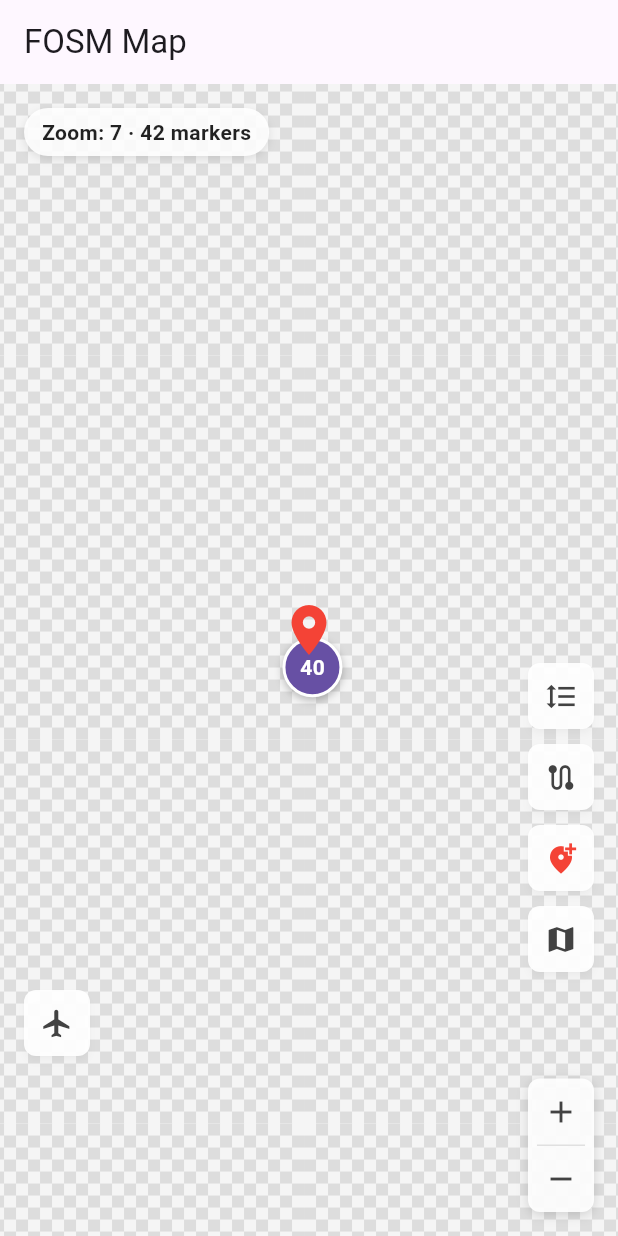
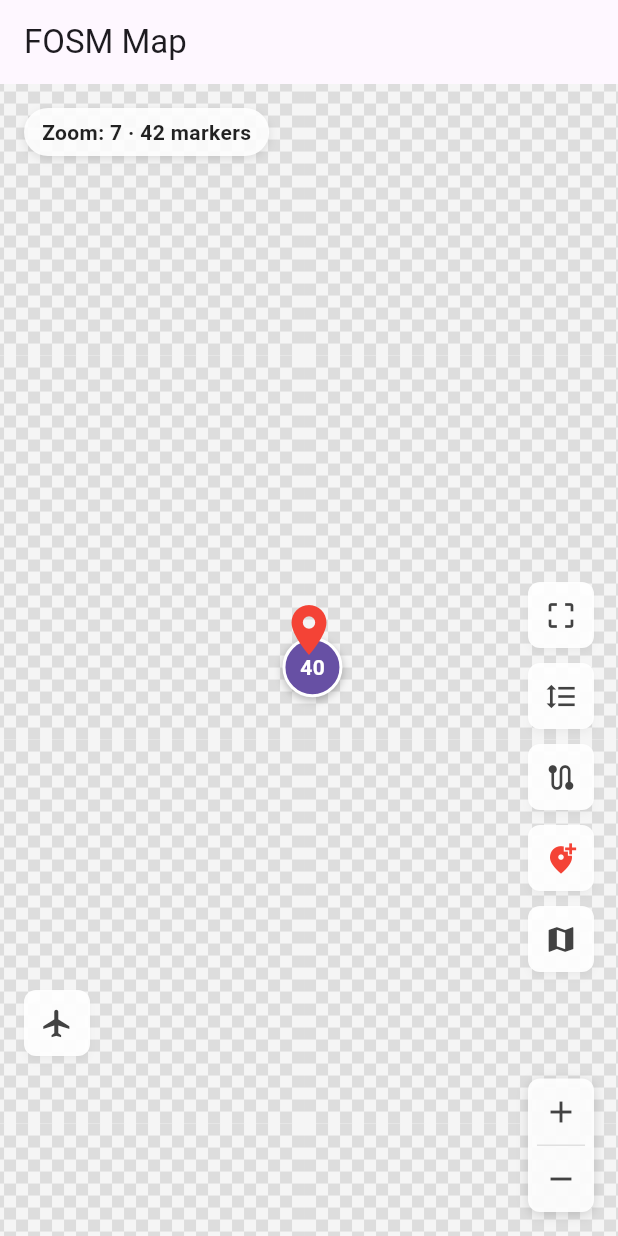
Before and after one commit to liodali/FOSM, a Flutter app: the screen it shows after launch, on a phone screen of 412 x 824 dp. Run offline on Flutter 3.47's test engine with Material 3 defaults, Android fonts, the phone set to English and light mode, and no system bars; our stand-ins replace dio, hive_ce, hive_ce_flutter; missing offline and left inert: routing_client_dart; accounts and stored records are empty; network calls fail.

Commit message:
example(camera): add route fitBounds and camera bounds toggle

```diff
--- a/example/lib/main.dart
+++ b/example/lib/main.dart
@@ -79,6 +79,10 @@ class _MyHomePageState extends State<MyHomePage> with MapEventListenerMixin {
 
   bool _animateZoom = true;
   ZoomAnimationStyle _zoomStyle = ZoomAnimationStyle.scale;
+
+  /// Demo hard camera constraint — toggled by the bounds button. `null`
+  /// means free panning.
+  LatLngBounds? _cameraBounds;
 
   // ── Markers ─────────────────────────────────────────────────────────
   // Owned by the page so markers survive raster/vector mode switches.
@@ -171,10 +175,12 @@ class _MyHomePageState extends State<MyHomePage> with MapEventListenerMixin {
         _routeLoading = false;
       });
       _showRouteMarkers();
-      // Frame the route: center on its midpoint at street zoom.
-      final mid = _routePoints![_routePoints!.length ~/ 2];
-      _mapController.moveTo(mid, animate: true);
-      _mapController.setZoom(13, animate: true);
+      // Frame the whole route, with a margin around it.
+      _mapController.fitBounds(
+        LatLngBounds.fromPoints(_routePoints!),
+        padding: const EdgeInsets.all(48),
+        animate: true,
+      );
     } catch (e) {
       if (!mounted) return;
       setState(() {
@@ -427,6 +433,7 @@ class _MyHomePageState extends State<MyHomePage> with MapEventListenerMixin {
                 zoom: _zoom,
                 minZoom: 1,
                 maxZoom: 19,
+                cameraBounds: _cameraBounds,
                 vectorStyle: _mode == _MapMode.vector ? _vectorStyle : null,
                 showZoomControls: true,
                 animateZoom: _animateZoom,
@@ -563,6 +570,36 @@ class _MyHomePageState extends State<MyHomePage> with MapEventListenerMixin {
             ),
           ),
 
+          // ── Camera bounds toggle (on/off panning constraint)
+          Positioned(
+            right: 16,
+            bottom: 392,
+            child: _ToolButton(
+              icon: _cameraBounds == null
+                  ? Icons.crop_free
+                  : Icons.center_focus_strong,
+              tooltip: _cameraBounds == null
+                  ? 'Camera bounds: off'
+                  : 'Camera bounds: on',
+              onPressed: () {
+                setState(() {
+                  _cameraBounds = _cameraBounds == null
+                      ? LatLngBounds(
+                          southwest: LatLng(
+                            latitude: initialCenter.latitude - 0.2,
+                            longitude: initialCenter.longitude - 0.2,
+                          ),
+                          northeast: LatLng(
+                            latitude: initialCenter.latitude + 0.2,
+                            longitude: initialCenter.longitude + 0.2,
+                          ),
+                        )
+                      : null;
+                });
+              },
+            ),
+          ),
+
           // ── Route style button (cycles solid / dashed / dotted)
           Positioned(
             right: 16,
@@ -572,8 +609,8 @@ class _MyHomePageState extends State<MyHomePage> with MapEventListenerMixin {
               tooltip: 'Route style: $_routeStyle',
               onPressed: () {
                 setState(() {
-                  _routeStyle = _RouteStyle
-                      .values[(_routeStyle.index + 1) % _RouteStyle.values.length];
+                  _routeStyle = _RouteStyle.values[
+                      (_routeStyle.index + 1) % _RouteStyle.values.length];
                 });
               },
             ),
```
